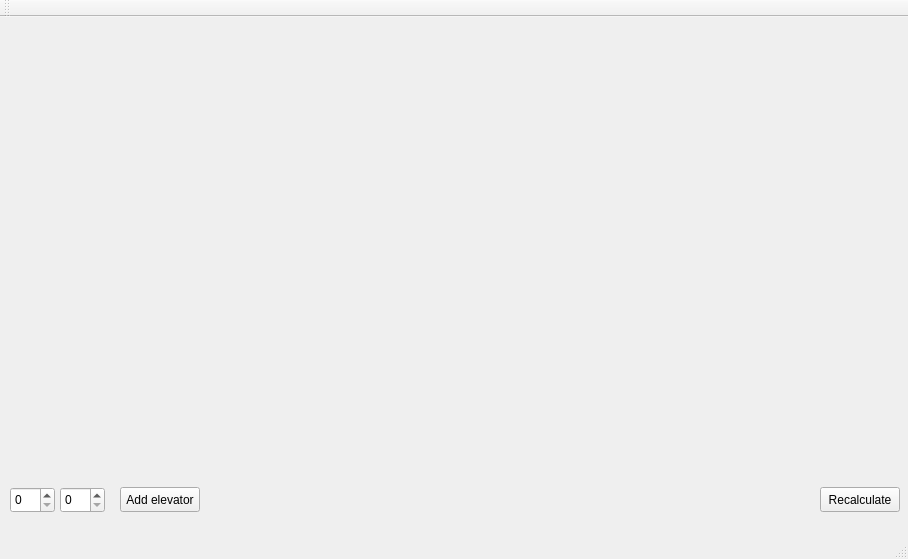
Old version of the form elevatormanager.ui in the repository folfix/elevator-manager.
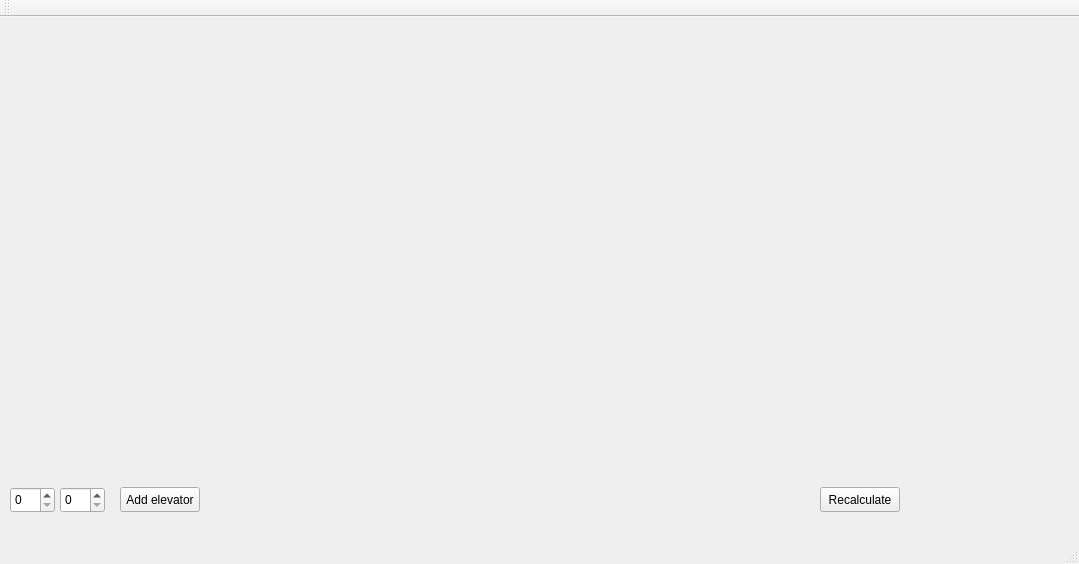
New version of the form.

Commit message: Fixed delete buttons

```diff
--- a/elevatormanager.ui
+++ b/elevatormanager.ui
@@ -6,8 +6,8 @@
    <rect>
     <x>0</x>
     <y>0</y>
-    <width>908</width>
-    <height>559</height>
+    <width>1079</width>
+    <height>564</height>
    </rect>
   </property>
   <property name="windowTitle">
@@ -19,7 +19,7 @@
      <rect>
       <x>10</x>
       <y>10</y>
-      <width>451</width>
+      <width>611</width>
       <height>451</height>
      </rect>
     </property>
@@ -28,9 +28,9 @@
    <widget class="QWidget" name="verticalLayoutWidget">
     <property name="geometry">
      <rect>
-      <x>470</x>
+      <x>630</x>
       <y>10</y>
-      <width>431</width>
+      <width>441</width>
       <height>451</height>
      </rect>
     </property>
```
Left out of the diff: 2 changed lines with no effect on the pictures. The commit also changes 2 other files.
